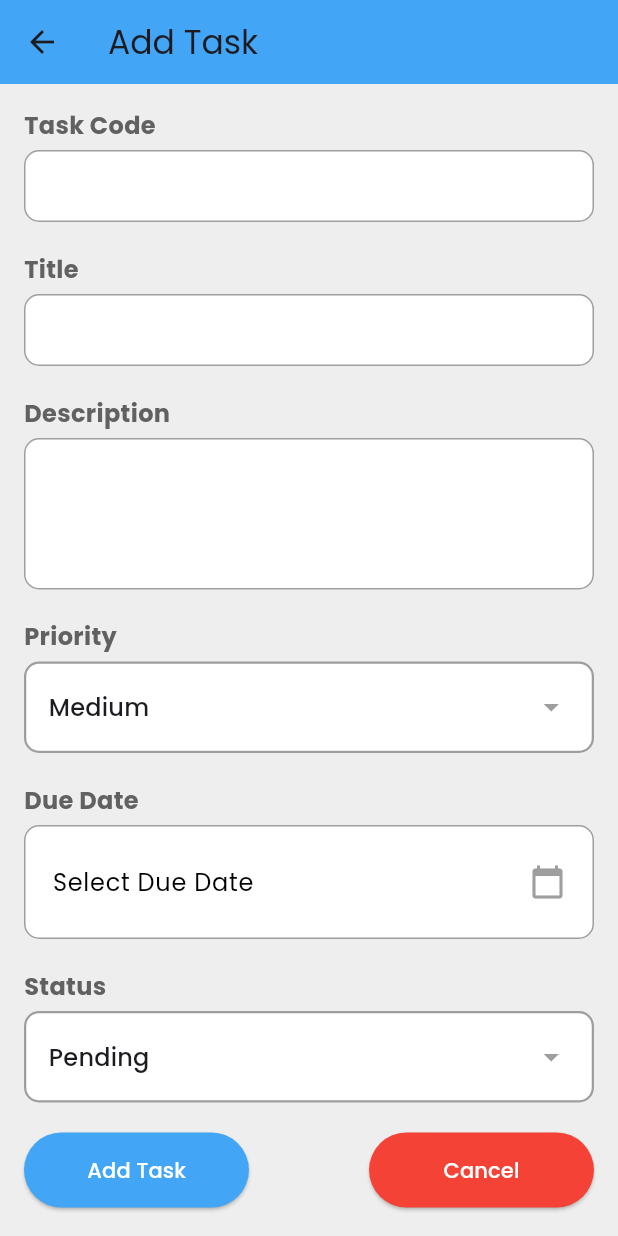
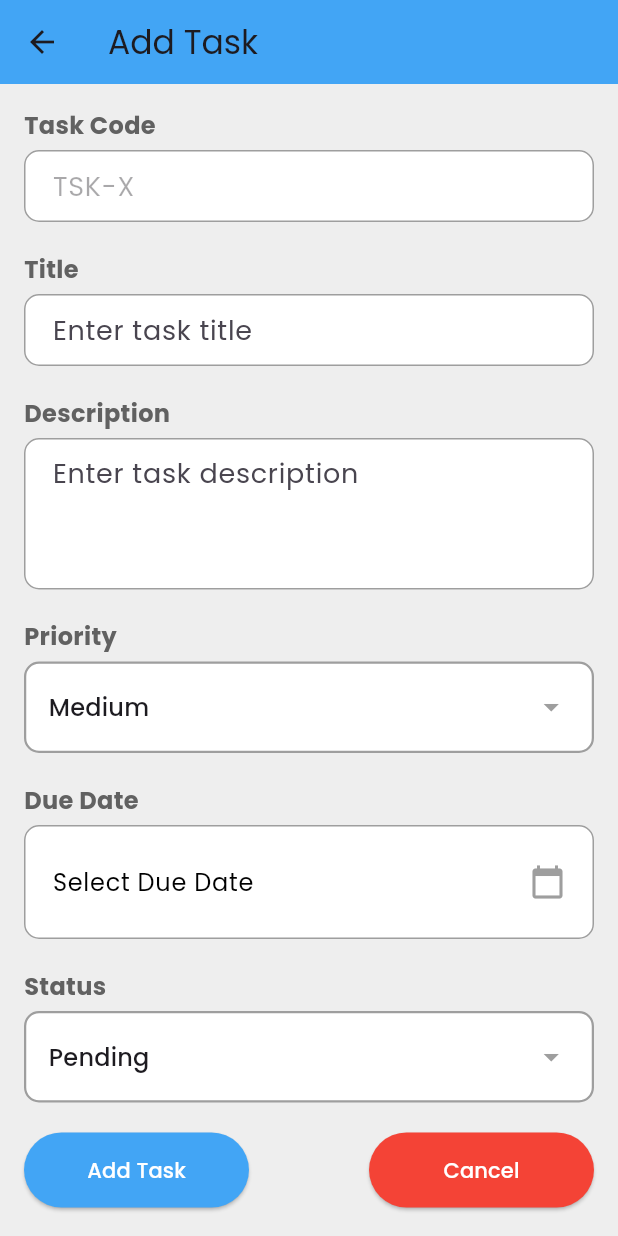
Before and after one commit to zafar-m3n/To-do-app, a Flutter app: the Add_Screen screen opened directly, on a phone screen of 412 x 824 dp. Run offline on Flutter 3.47's test engine with Material 3 defaults, Android fonts, the phone set to English and light mode, and no system bars; our stand-ins replace expandable, flutter_dotenv, flutter_secure_storage, fluttertoast; accounts and stored records are empty.

Commit message:
Edit task

```diff
--- a/lib/pages/add_task_page.dart
+++ b/lib/pages/add_task_page.dart
@@ -46,16 +46,17 @@
             crossAxisAlignment: CrossAxisAlignment.start,
             children: [
               _buildLabel('Task Code'),
-              _buildTextField(taskCodeController, isEnabled: false),
+              _buildTextField(taskCodeController, isEnabled: false, hintText: 'TSK-X'),
               SizedBox(height: 20),
               _buildLabel('Title'),
-              _buildTextField(titleController, focusNode: _focusNode1),
+              _buildTextField(titleController, focusNode: _focusNode1, hintText: 'Enter task title'),
               SizedBox(height: 20),
               _buildLabel('Description'),
               _buildTextField(
                 descriptionController,
                 focusNode: _focusNode2,
                 maxLines: 3,
+                hintText: 'Enter task description',
               ),
               SizedBox(height: 20),
               _buildLabel('Priority'),
@@ -86,7 +87,7 @@
   }
 
   Widget _buildTextField(TextEditingController controller,
-      {bool isEnabled = true, FocusNode? focusNode, int maxLines = 1}) {
+      {bool isEnabled = true, FocusNode? focusNode, int maxLines = 1, String? hintText}) {
     return TextField(
       controller: controller,
       focusNode: focusNode,
@@ -94,6 +95,7 @@
       maxLines: maxLines,
       style: TextStyle(fontSize: 18, color: isEnabled ? Colors.black : Colors.grey),
       decoration: InputDecoration(
+        hintText: hintText, // Set the hint text for placeholder
         filled: true,
         fillColor: Colors.white,
         contentPadding: EdgeInsets.symmetric(horizontal: 15, vertical: 10),
```
Also changed, not shown: lib/pages/edit_task_page.dart (+76 -1 lines), lib/pages/home_page.dart (+7 -2 lines), 5 other files.
